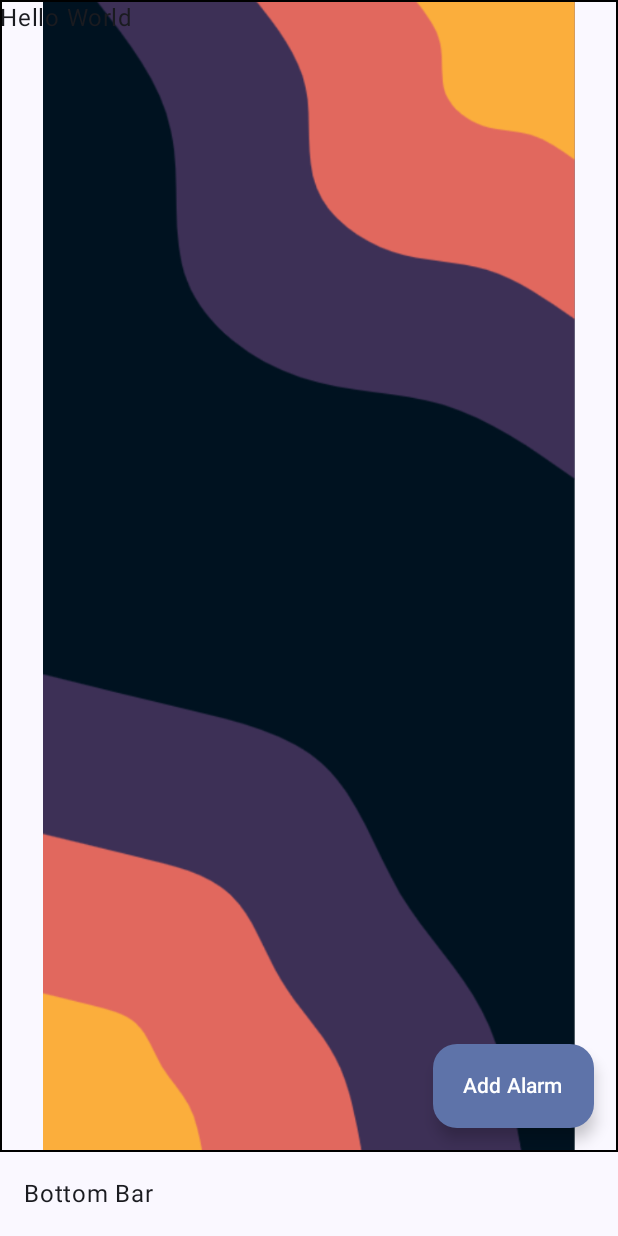
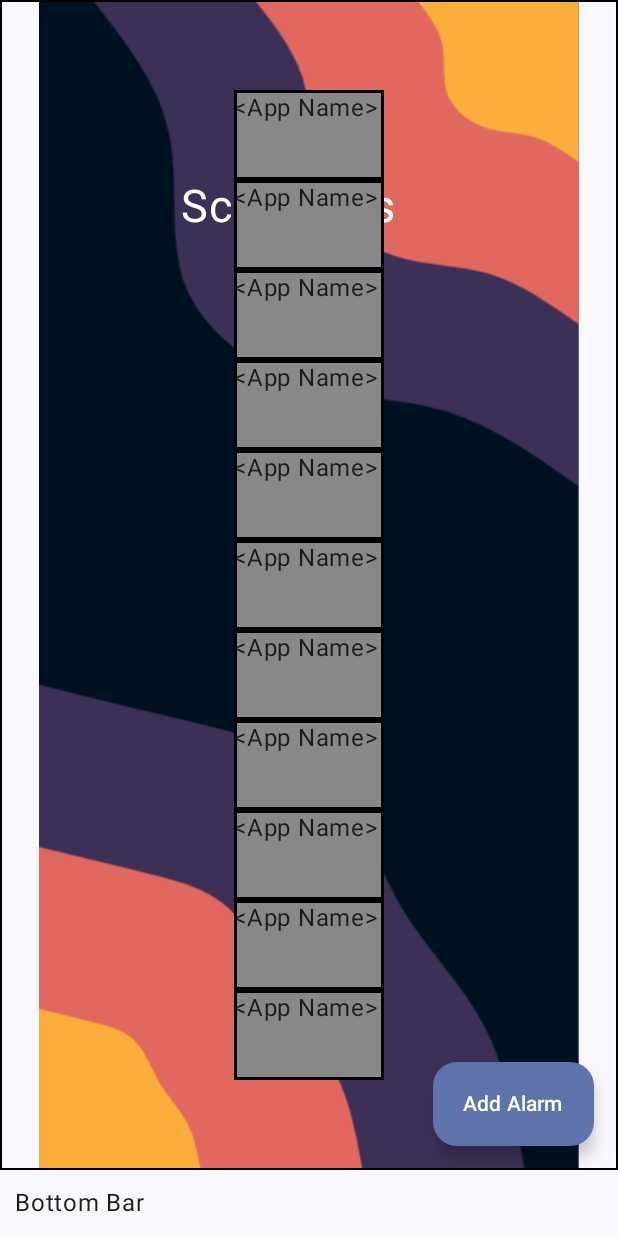
Before and after one commit to breydonb/TEC-3414-Final-Project, an Android app built with Jetpack Compose: the screen it shows after launch (MainActivity), on a phone screen of 412 x 824 dp. Run offline under Robolectric (Android 15) with nearby library versions, the phone set to English and light mode, and no system bars.

Commit message:
Fuck this shit.

```diff
--- a/app/src/main/java/com/example/scrollless/MainMenuScreen.kt
+++ b/app/src/main/java/com/example/scrollless/MainMenuScreen.kt
@@ -2,38 +2,29 @@ package com.example.scrollless
 
 import androidx.compose.foundation.BorderStroke
 import androidx.compose.foundation.Image
+import androidx.compose.foundation.background
 import androidx.compose.foundation.border
-import androidx.compose.foundation.layout.Arrangement
 import androidx.compose.foundation.layout.Box
 import androidx.compose.foundation.layout.Column
+import androidx.compose.foundation.layout.Row
+import androidx.compose.foundation.layout.fillMaxHeight
 import androidx.compose.foundation.layout.fillMaxSize
 import androidx.compose.foundation.layout.fillMaxWidth
 import androidx.compose.foundation.layout.offset
 import androidx.compose.foundation.layout.padding
 import androidx.compose.foundation.layout.size
-import androidx.compose.material.icons.Icons
-import androidx.compose.material.icons.filled.Add
-import androidx.compose.material3.BottomAppBar
-import androidx.compose.material3.ButtonColors
+import androidx.compose.foundation.lazy.LazyColumn
+import androidx.compose.material3.Button
 import androidx.compose.material3.ButtonDefaults
-import androidx.compose.material3.ExperimentalMaterial3Api
 import androidx.compose.material3.ExtendedFloatingActionButton
-import androidx.compose.material3.FloatingActionButton
-import androidx.compose.material3.Icon
-import androidx.compose.material3.MaterialTheme
 import androidx.compose.material3.Scaffold
 import androidx.compose.material3.Text
 import androidx.compose.material3.TextButton
-import androidx.compose.material3.TopAppBar
-import androidx.compose.material3.TopAppBarColors
-import androidx.compose.material3.TopAppBarDefaults.topAppBarColors
 import androidx.compose.runtime.Composable
-import androidx.compose.runtime.getValue
-import androidx.compose.runtime.mutableIntStateOf
-import androidx.compose.runtime.remember
-import androidx.compose.runtime.setValue
+import androidx.compose.ui.Alignment
 import androidx.compose.ui.Modifier
 import androidx.compose.ui.graphics.Color
+import androidx.compose.ui.graphics.SolidColor
 import androidx.compose.ui.layout.ContentScale
 import androidx.compose.ui.res.painterResource
 import androidx.compose.ui.text.style.TextAlign
@@ -55,83 +46,50 @@ class MainMenuScreen (app : MainActivity) : AppScreen
     // Technically, we can "join declaration and assignment." However, I find
     // this way of declaring and referencing variables to be more easy
     // on the eyes.
-    private var app : MainActivity;
+    private var app: MainActivity;
+    private var appCount : Int;
 
-    init
-    {
+    init {
         this.app = app;
+        this.appCount = 10;
     }
 
     @Composable
-    override fun BuildScreen()
+    override fun BuildScreen() {
+        BackgroundScaffolding {
+            Box(modifier = Modifier.fillMaxSize())
             {
-
-        //BackgroundBox()
-        //NoTopBarScaffold(
-           // content = {  }
-        //)
-        NoTopBarScaffoldWithBottomBarAndFAB { Text("Hello World") }
-
-        //BackgroundScaffold()
-        //ScaffoldExample()
-        //BackgroundBox()
+                LogoBox()
+                Column(modifier = Modifier.align(Alignment.Center))
+                {
+                    for(i in 0..appCount)
+                    {
+                        ColoredBackgroundTextBox("<App Name>", Color.Gray, Color.Black, 100, 60)
                     }
                 }
-
-//This composable was generated using Google Gemini to get an idea of
-//how this might be done, and what attributes I'd need to set to do it.
-@Composable
-fun NoTopBarScaffoldWithBottomBarAndFAB(content: @Composable () -> Unit) {
-    Scaffold(
-        topBar = {},
-        bottomBar = {
-            // Your bottom bar content here
-            Text(text = "Bottom Bar", modifier = Modifier.padding(16.dp))
-        },
-        floatingActionButton = {
-            ExtendedFloatingActionButton(
-                content = { Text("Add Alarm") },
-                onClick = { /* Handle FAB click */ }
-            )
-        }
-    ) { innerPadding ->
-        Box(
-            modifier = Modifier
-                .fillMaxSize()
-                .padding(innerPadding)
-        ) {
-            val imageModifier = Modifier
-                .size(1000.dp)
-                .border(BorderStroke(1.dp, Color.Black))
-            Image (
-                painter = painterResource(R.drawable.background_01),
-                contentDescription = "Background Image",
-                contentScale = ContentScale.Fit,
-                modifier = imageModifier
-            )
-            content()
             }
         }
     }
 
+    @Composable
+    fun ColoredBackgroundTextBox(text : String, backgroundColor : Color, innerBorderColor : Color, boxWidth : Int, boxHeight : Int)
+    {
+        ColoredBackgroundBox(content = {
+            Text(text);
+        }, innerBorderColor, backgroundColor = backgroundColor, width = boxWidth, height = boxHeight)
+    }
 
-    //The background box determines the dimensions of the image.
     @Composable
-    fun BackgroundBox()
+    fun ColoredBackgroundBox(content : @Composable () -> Unit, innerBorderColor : Color, backgroundColor : Color, width : Int, height : Int)
     {
-        Box(modifier = Modifier
-            .offset(0.dp, 0.dp)
-            .fillMaxSize())
+        Box(modifier = Modifier.size(width.dp, height.dp).background(backgroundColor).border(BorderStroke(2.dp, SolidColor(innerBorderColor))))
         {
-            BackgroundImg()
-            TitleLogoBox()
-            AddAlarmBtn()
+            content();
         }
     }
 
-    //The logo box goes inside the background box.
     @Composable
-    fun TitleLogoBox()
+    fun LogoBox()
     {
         Box(modifier = Modifier.offset(100.dp, 100.dp))
         {
@@ -145,12 +103,72 @@ fun NoTopBarScaffoldWithBottomBarAndFAB(content: @Composable () -> Unit) {
         }
     }
 
+    //This composable was generated using Google Gemini to get an idea of
+    //how this might be done, and what attributes I'd need to set to do it.
     @Composable
-    fun AddAlarmBtn()
+    fun BackgroundScaffolding(content: @Composable () -> Unit) {
+        Scaffold(
+            topBar = {},
+            bottomBar = {
+                // Your bottom bar content here
+                Text(text = "Bottom Bar", modifier = Modifier.padding(10.dp))
+            },
+            floatingActionButton = {
+                ExtendedFloatingActionButton(
+                    content = { Text("Add Alarm") },
+                    onClick = { /* Handle FAB click */ }
+                )
+            }
+        ) { innerPadding ->
+            Box(modifier = Modifier.fillMaxSize().padding(innerPadding))
             {
+                val imageModifier = Modifier.fillMaxSize().border(BorderStroke(1.dp, Color.Black))
+                Image(painter = painterResource(R.drawable.background_01), contentDescription = "Background Image",
+                    contentScale = ContentScale.Fit, modifier = imageModifier)
+                content()
+            }
+        }
+    }
+
+
+    //The background box determines the dimensions of the image.
+    @Composable
+    fun BackgroundBox() {
+        Box(
+            modifier = Modifier
+                .offset(0.dp, 0.dp)
+                .fillMaxSize()
+        )
+        {
+            BackgroundImg()
+            TitleLogoBox()
+            AddAlarmBtn()
+        }
+    }
+
+    //The logo box goes inside the background box.
+    @Composable
+    fun TitleLogoBox() {
+        Box(modifier = Modifier.offset(100.dp, 100.dp))
+        {
+            Text(
+                text = "ScrollLess",
+                textAlign = TextAlign.Center,
+                modifier = Modifier.padding(20.dp),
+                color = Color.White,
+                fontSize = 30.sp
+            )
+        }
+    }
+
+    @Composable
+    fun AddAlarmBtn() {
         Box(modifier = Modifier.offset(300.dp, 780.dp))
         {
-            TextButton(onClick = { addAlarm() }, colors = ButtonDefaults.buttonColors(contentColor = Color.Yellow))
+            TextButton(
+                onClick = { addAlarm() },
+                colors = ButtonDefaults.buttonColors(contentColor = Color.Yellow)
+            )
             {
                 Text("Add Alarm")
             }
@@ -159,12 +177,11 @@ fun NoTopBarScaffoldWithBottomBarAndFAB(content: @Composable () -> Unit) {
 
     //The background image is placed in the background box.
     @Composable
-    fun BackgroundImg()
-    {
+    fun BackgroundImg() {
         val imageModifier = Modifier
             .size(1000.dp)
             .border(BorderStroke(1.dp, Color.Black))
-        Image (
+        Image(
             painter = painterResource(R.drawable.background_01),
             contentDescription = "Background Image",
             contentScale = ContentScale.Fit,
@@ -172,7 +189,7 @@ fun NoTopBarScaffoldWithBottomBarAndFAB(content: @Composable () -> Unit) {
         )
     }
 
-    fun addAlarm()
-    {
+    fun addAlarm() {
 
     }
+}
```
Lines whose indentation alone changed are shown as unchanged.
